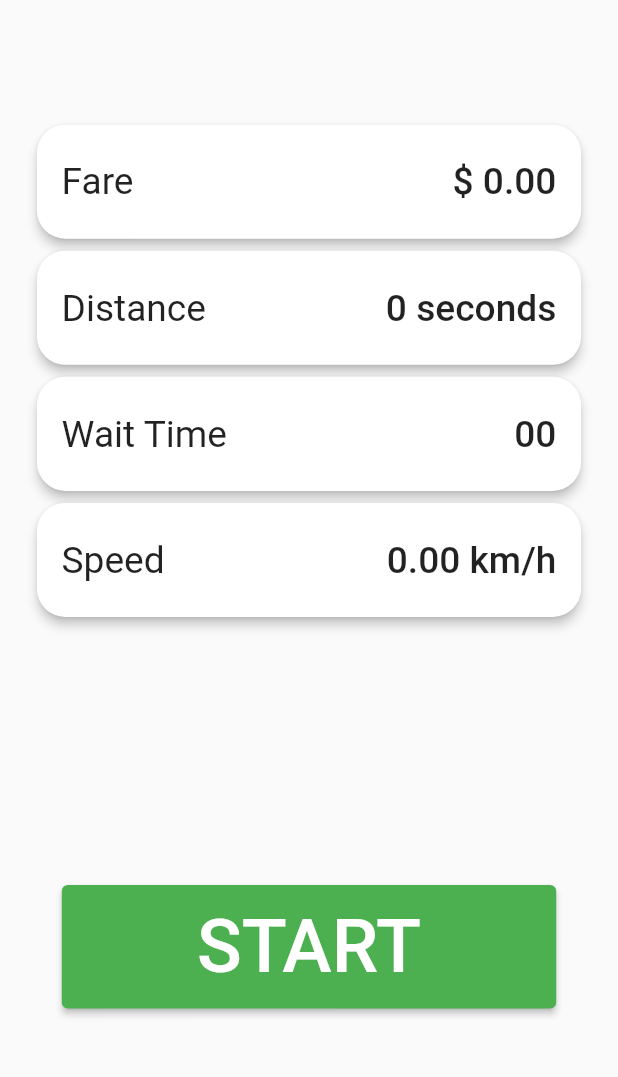
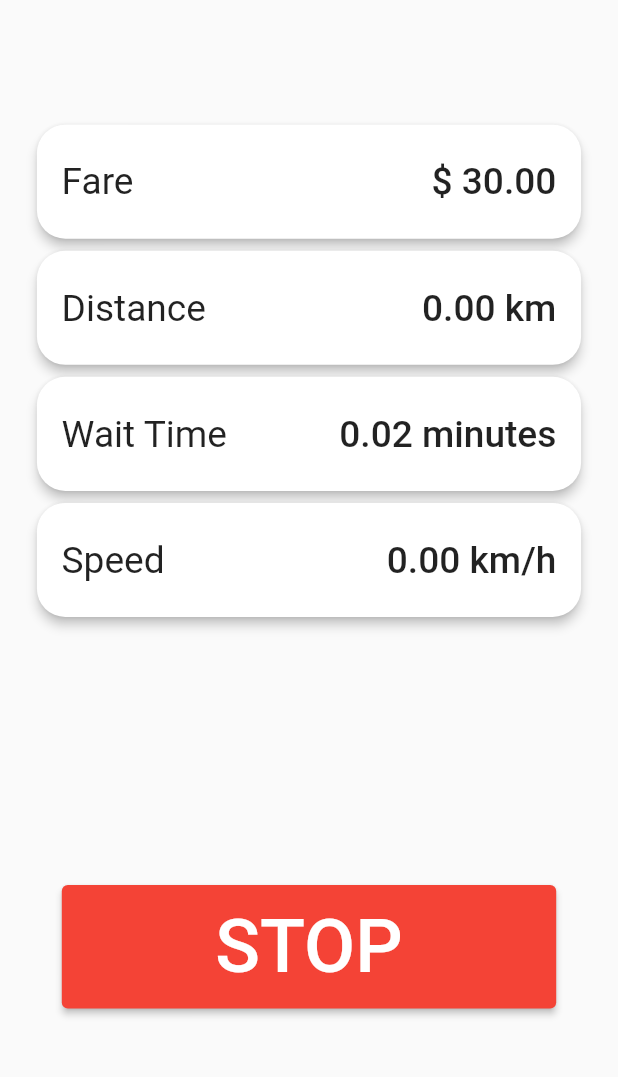
Before and after one commit to ZeeshanAhmedDev/App-Fare-Calculator, a Flutter app: the screen it shows after launch, after a tap on "START", on a phone screen of 412 x 824 dp, the part 84-1161 px from its top. Run offline on Flutter 3.47's test engine with Material 2 defaults, Android fonts, the phone set to English and light mode, and no system bars; our stand-ins replace assets_audio_player, awesome_dialog, double_back_to_close_app, geolocator, permission_handler, shared_preferences; Roboto replaces fonts that are missing (Gilroy-ExtraBold).

Commit message:
calculate fare by  waiting time, distance covered

```diff
--- a/lib/Utils/changefare.dart
+++ b/lib/Utils/changefare.dart
@@ -93,7 +93,7 @@ class _ChangeFareScreenState extends State<ChangeFareScreen> {
                         onPressed: () {
                           Provider.of<UserNotifier>(context, listen: false)
                               .storeFare(
-                            textEditingController.text,
+                            double.parse(textEditingController.text),
                           );
 
                           ScaffoldMessenger.of(context)
--- a/lib/Utils/strings.dart
+++ b/lib/Utils/strings.dart
@@ -0,0 +1,3 @@
+class CalculateFair {
+  static double totalPrice = 00;
+}
--- a/lib/view/front_screen.dart
+++ b/lib/view/front_screen.dart
@@ -22,95 +22,186 @@ class _FrontScreenState extends State<FrontScreen> {
     AssetsAudioPlayer.newPlayer().open(Audio(url), autoStart: true);
   }
 
+  var totalPrice;
+
+  late StreamSubscription _getPositionSubscription;
+
   late double carSpeed = 0.0;
+  //covered distance variable
+  double coveredDistance = 0.0;
+
+  Position? previousPosition;
 
   /// to know car speed
   bool isCalculatingSpeed = false;
 
   /// to reset car speed to zero
 
-  double totalFare = 0.0;
+  double totalFare = 30;
 
   double totalDistance = 0.0;
+
+  // ------------------- calculate waiting time when the car stationary
+  Timer? waitTimer;
   Duration waitDuration = const Duration(seconds: 0);
-  bool isCalculating = false;
-  DateTime? startTime;
+
+  int seconds = 0;
+  Timer? timer;
+
+// ------------------- calculate waiting time when the car stationary
+
+  // bool isCalculating = false;
+
+  @override
+  void initState() {
+    super.initState();
+  }
 
   @override
   void dispose() {
-    CustomDialogBox.textEditingController.dispose();
+    // CustomDialogBox.textEditingController.dispose();
+    // Stop listening to location changes when the widget is disposed
+    _getPositionSubscription.cancel();
+
+    // Cancel the timer when the widget is disposed
+    if (timer != null) {
+      timer!.cancel();
+    }
     super.dispose();
   }
 
   @override
   void didChangeDependencies() {
     super.didChangeDependencies();
-
-    // Provider.of<UserNotifier>(context).getFare().then((value) {
-    //   totalFare = value;
-    // });
+    Provider.of<UserNotifier>(context).getFare().then((value) {
+      totalFare = value;
+    });
   }
 
+  void calculateDistance() {
+    Geolocator.getPositionStream().listen((Position position) {
+      if (previousPosition != null) {
+        double distance = Geolocator.distanceBetween(
+          previousPosition!.latitude,
+          previousPosition!.longitude,
+          position.latitude,
+          position.longitude,
+        );
+
+        // Convert distance from meters to kilometers
+        double distanceInKms = distance / 1000;
+
+        setState(() {
+          coveredDistance += distanceInKms;
+        });
+      }
+
+      previousPosition = position;
+    });
+  }
+
+  StreamSubscription<Position>? positionStream;
+
   // carSpeed Function
-/*  Future<void> calculateSpeed() async {
+  Future<void> calculateSpeed() async {
     // Set up the position stream listener
+
+    _getPositionSubscription =
         Geolocator.getPositionStream().listen((position) {
       setState(() {
         carSpeed = position.speed;
       });
     });
-    //   Position position = await Geolocator.getCurrentPosition(
 
-    // try {
-    //       desiredAccuracy: LocationAccuracy.best);
-    //   setState(() {
-    //     // Speed is in m/s, you can convert it to km/h by multiplying by 3.6
-    //     carSpeed = position.speed;
-    //     setState(() {});
-    //   });
-    // } catch (e) {
-    //   if (kDebugMode) {
-    //     print("Error getting position: $e");
-    //   }
-    // }
+    if (carSpeed < 1.5) {
+      startTimer();
+    } else {
+      stopTimer();
+    }
+  }
+
+  void stopTimerOnStopButton() {
+    if (!isCalculatingSpeed) {
+      if (timer != null) {
+        timer!.cancel();
+      }
+    }
+  }
+
+  void disposePositionStream() {
+    positionStream?.cancel();
+    positionStream = null;
+  }
+
+  /// ----------------------------------- WAIT TIME
+
+  void startTimer() {
+    // If a timer is already running, cancel it
+    if (timer != null) {
+      timer!.cancel();
+    }
+
+    // Start a new timer that increments every second
+    timer = Timer.periodic(Duration(seconds: 1), (Timer t) {
+      setState(() {
+        seconds++;
+      });
+    });
+  }
+
+  void stopTimer() {
+    // Stop the timer and reset the seconds to zero
+    if (timer != null) {
+      timer!.cancel();
+      setState(() {
+        seconds = 0;
+      });
+    }
+  }
+/*  void startWaitTimer() {
+    if (kDebugMode) {
+      print('startWaitTimer called');
+    }
+    waitTimer ??= Timer.periodic(const Duration(seconds: 1), (timer) {
+      setState(() {
+        waitDuration += const Duration(seconds: 1);
+      });
+    });
   }*/
 
-  @override
-  void initState() {
-    super.initState();
-    // Set up the position stream listener
-    /*   Geolocator.getPositionStream().listen((position) {
+/*  void stopWaitTimer() {
     setState(() {
-        carSpeed = position.speed;
+      waitTimer?.cancel();
+      waitTimer = null;
+      waitDuration =
+          Duration.zero; // Reset wait duration when stopping the timer
+      disposePositionStream();
     });
-    });*/
+  }*/
 
-    // Distance Calculation
-/*    Geolocator.getPositionStream().listen((position) {
-      if (previousPosition != null) {
-        double distanceInMeters = Geolocator.distanceBetween(
-          previousPosition!.latitude,
-          previousPosition!.longitude,
-          position.latitude,
-          position.longitude,
-        );
+  ///------------------------------ -------------------------------------
+
+  // carSpeed Function Stopped
+  // Future<void> stopSpeed() async {
+  //   // Set up the position stream listener
+  //   Geolocator.getPositionStream().listen((position) {
+  //     setState(() {
+  //       carSpeed = position.speed;
+  //     });
+  //   });
+  // }
+
+  void stopSpeed() {
+    // Check if the car is already stopped
+    if (carSpeed <= 1.5) {
       setState(() {
-          totalDistance += distanceInMeters / 1000; // Convert to kilometers
+        carSpeed = 0.0;
       });
+      if (kDebugMode) {
+        print('Car is already stopped.');
       }
-      previousPosition = position;
-    });*/
-
-    // Set up the position stream listener
-    /*   Geolocator.getPositionStream().listen((Position position) {
-      carSpeed = position.speed; // Speed in m/s
-      if (carSpeed < 2) {
-        startWaitTimer();
-      } else {
-        stopWaitTimer();
+      return;
     }
-      setState(() {});
-    });*/
   }
 
   @override
@@ -158,15 +249,16 @@ class _FrontScreenState extends State<FrontScreen> {
               Row(
                 mainAxisAlignment: MainAxisAlignment.center,
                 children: [
-                  cardBar(
-                      context, 'Distance', '${waitDuration.inSeconds} seconds'),
+                  cardBar(context, 'Distance',
+                      '${coveredDistance.toStringAsFixed(2)} km'),
                 ],
               ),
               //Wait Time
               Row(
                 mainAxisAlignment: MainAxisAlignment.center,
                 children: [
-                  cardBar(context, 'Wait Time', '00'),
+                  cardBar(context, 'Wait Time',
+                      '${(seconds / 60).toStringAsFixed(2)} minutes'),
                 ],
               ),
               //Speed
@@ -182,6 +274,10 @@ class _FrontScreenState extends State<FrontScreen> {
                       '${(carSpeed * 3.6 >= 0.5) ? (carSpeed * 3.6).toStringAsFixed(2) : '0.00'} km/h'),
                 ],
               ),
+              // isCalculatingSpeed
+              //     ? cardBar(context, 'Total Fare:',
+              //         '\$${totalPrice.toStringAsFixed(2)}')
+              //     : const Text(''),
             ],
           ),
           Padding(
@@ -192,26 +288,53 @@ class _FrontScreenState extends State<FrontScreen> {
                 SizedBox(
                   height: MediaQuery.of(context).size.width * 0.2,
                   width: MediaQuery.of(context).size.width * 0.8,
-                  child: ElevatedButton(
+                  child: isCalculatingSpeed
+                      ? ElevatedButton(
                           onPressed: () {
-                      toggleTaximeter();
-                      if (!isCalculatingSpeed) {
-                        isCalculatingSpeed = true;
-                        playSound('assets/audio/start.mp3');
-                      } else {
+                            setState(() {
                               isCalculatingSpeed = false;
+
+                              stopTimerOnStopButton();
+
                               playSound('assets/audio/stop.mp3');
-                      }
+                              calculateFare(
+                                distanceCovered: coveredDistance,
+                                ratePerKilometer: totalFare,
+                                waitTime: Duration(seconds: seconds),
+                              );
+                              stopSpeed();
+
+                              _getPositionSubscription.cancel();
+                              CustomDialogBox.dialogBox(context, totalPrice);
+                              coveredDistance = 0.0;
+                              seconds = 0;
+                            });
                           },
                           style: ElevatedButton.styleFrom(
                             foregroundColor: Colors.white,
-                      backgroundColor:
-                          isCalculatingSpeed ? Colors.red : Colors.green,
+                            backgroundColor: Colors.red,
                           ),
                           child: Text(
-                      isCalculatingSpeed ? 'STOP' : 'START',
+                            'STOP',
                             style: TextStyle(
-                        fontSize: MediaQuery.of(context).size.height * 0.06,
+                              fontSize:
+                                  MediaQuery.of(context).size.height * 0.06,
+                            ),
+                          ),
+                        )
+                      : ElevatedButton(
+                          onPressed: () {
+                            toggleTaximeter();
+                          },
+                          style: ElevatedButton.styleFrom(
+                            foregroundColor: Colors.white,
+                            backgroundColor: Colors.green,
+                          ),
+                          child: Text(
+                            'START',
+                            style: TextStyle(
+                              fontSize:
+                                  MediaQuery.of(context).size.height * 0.06,
                             ),
                           ),
                         ),
@@ -224,76 +347,62 @@ class _FrontScreenState extends State<FrontScreen> {
     );
   }
 
-  Future<void> updateTaximeter() async {
-    try {
-      Position position = await Geolocator.getCurrentPosition(
-          desiredAccuracy: LocationAccuracy.lowest);
-
-      setState(() {
-        double newSpeed = position.speed ?? 0.0;
-        double distance = Geolocator.distanceBetween(
-          position.latitude,
-          position.longitude,
-          position.latitude,
-          position.longitude,
-        );
-
-        if (startTime == null) {
-          startTime = DateTime.now();
-        }
-
-        if (newSpeed > 0.0) {
-          carSpeed = newSpeed;
-        }
-
-        if (isCalculatingSpeed) {
-          totalDistance += distance;
-          calculateFare();
-        }
-      });
-    } catch (e) {
-      print("Error getting position: $e");
-    }
-  }
-
   void toggleTaximeter() {
     setState(() {
-      if (isCalculatingSpeed) {
-        stopTaximeter();
-      } else {
-        startTaximeter();
+      if (!isCalculatingSpeed) {
+        calculateSpeed();
+        calculateDistance();
+        isCalculatingSpeed = true;
+        playSound('assets/audio/start.mp3');
+      } /*else {
+        isCalculatingSpeed = false;
+        playSound('assets/audio/stop.mp3');
+        // totalPrice = totalFare * coveredDistance;
+        calculateFare(
+          distanceCovered: coveredDistance,
+          ratePerKilometer: totalFare,
+          waitTime: Duration.zero,
+        );
+        stopSpeed();
+
+        _getPositionSubscription.cancel();
+        CustomDialogBox.dialogBox(context, totalPrice);
+        coveredDistance = 0.0;
+        waitDuration = Duration.zero;
+
+        if (kDebugMode) {
+          print("Price:-------->  ${calculateFare(
+            distanceCovered: coveredDistance,
+            ratePerKilometer: totalFare,
+            waitTime: waitDuration,
+          )}");
         }
+      }*/
     });
   }
 
-  void startTaximeter() {
-    setState(() {
-      isCalculatingSpeed = true;
-      startTime = DateTime.now();
-      totalDistance = 0.0;
-      totalFare = 0.0;
-      carSpeed = 0.0;
+  double calculateFare(
+      {required double ratePerKilometer,
+      required double distanceCovered,
+      required Duration waitTime}) {
+    double waitTimeRatePerMinute = 1;
 
-      // Start updating taximeter every second
-      Timer.periodic(Duration(seconds: 1), (timer) {
-        updateTaximeter();
-      });
-    });
+    // Calculate fare based on distance
+    double distanceFare = ratePerKilometer * distanceCovered;
+
+    // Calculate wait time in minutes
+    int waitTimeInMinutes = waitTime.inMinutes;
+
+    // Calculate fare based on wait time
+    double waitTimeFare = waitTimeRatePerMinute * waitTimeInMinutes;
+
+    // Calculate total fare
+    double totalFare = distanceFare + waitTimeFare;
+
+    totalPrice = totalFare;
+    return totalPrice;
   }
 
-  void stopTaximeter() {
-    setState(() {
-      isCalculatingSpeed = false;
-      startTime = null;
-    });
+  ///---------------TOTAL FARE ------------------------------
+
 }
-
-  void calculateFare() {
-    DateTime now = DateTime.now();
-    Duration duration = now.difference(startTime!);
-    int hours = duration.inSeconds;
-
-    // Hourly rate is $50
-    totalFare = hours * 50.0;
-  }
-}
```
Also changed, not shown: lib/Utils/dialogBox.dart (+27 -26 lines), lib/Utils/provider.dart (+3 -4 lines), pubspec.lock. Lines whose indentation alone changed are shown as unchanged.
